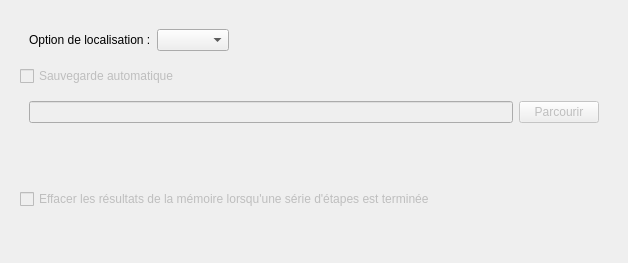
Old version of the form ComputreeGui/view/StepResultTreeView/gstepmanageroptions.ui in the repository computree/computree-v3.
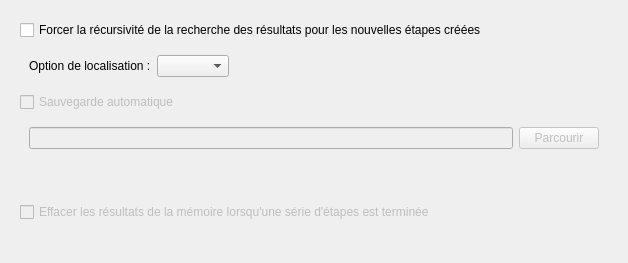
New version of the form.

What changed in the file:
```diff
--- a/ComputreeGui/view/StepResultTreeView/gstepmanageroptions.ui
+++ b/ComputreeGui/view/StepResultTreeView/gstepmanageroptions.ui
@@ -17,6 +17,17 @@
    <item>
     <widget class="QWidget" name="widget_2" native="true">
      <layout class="QVBoxLayout" name="verticalLayout">
+      <item>
+       <layout class="QHBoxLayout" name="horizontalLayout_3">
+        <item>
+         <widget class="QCheckBox" name="checkBoxForceInResultModelRecursivity">
+          <property name="text">
+           <string>Forcer la récursivité de la recherche des résultats pour les nouvelles étapes créées</string>
+          </property>
+         </widget>
+        </item>
+       </layout>
+      </item>
       <item>
        <widget class="QWidget" name="widget" native="true">
         <property name="enabled">
```
